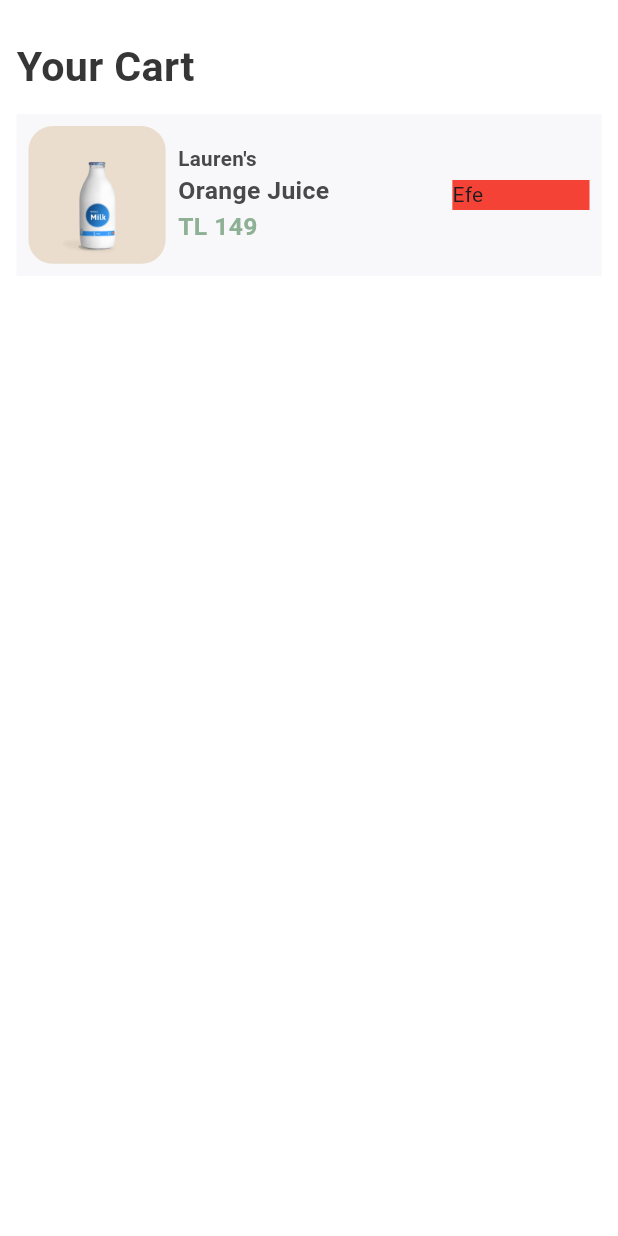
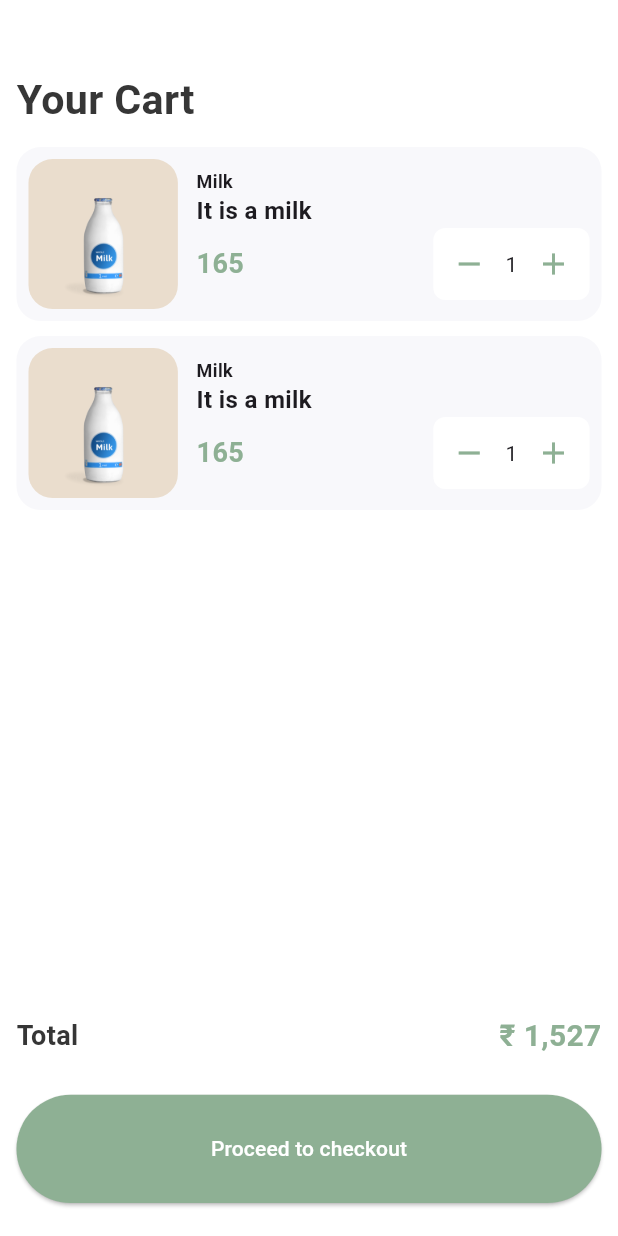
Before and after one commit to RestoRun1/resto_run_mobile, a Flutter app: the screen it shows after launch, on a phone screen of 412 x 824 dp. Run offline on Flutter 3.47's test engine with Material 3 defaults, Android fonts, the phone set to English and light mode, and no system bars; our stand-ins replace carousel_slider, logger, sizer.

Commit message:
YourCart page works

```diff
--- a/lib/Pages/YourCart.dart
+++ b/lib/Pages/YourCart.dart
@@ -2,6 +2,27 @@ import 'package:flutter/material.dart';
 import 'package:resto_run_mobile/Color/AppColors.dart';
 import 'package:resto_run_mobile/main.dart';
 import 'package:sizer/sizer.dart';
+import 'package:logger/logger.dart';
+
+List <Map<String, String> >shopItems = [
+
+  {
+    'brand' : "Milk",
+    'description' : "It is a milk",
+    'price' : "165",
+    'image' : "assets/bottle_milk.png"
+  },
+
+  {
+    'brand' : "Milk",
+    'description' : "It is a milk",
+    'price' : "165",
+    'image' : "assets/bottle_milk.png"
+  },
+
+
+];
+
 
 class YourCart extends StatefulWidget {
   const YourCart({super.key});
@@ -18,7 +39,7 @@ class _YourCart extends State<YourCart> {
         child: Container(
           color: AppColors.white,
           child: Padding(
-            padding: EdgeInsets.symmetric(horizontal: 8.0.sp),
+            padding: EdgeInsets.symmetric(horizontal: 8.0.sp, vertical: 16.0.sp),
             child:
                 Column(crossAxisAlignment: CrossAxisAlignment.start, children: [
               SizedBox(
@@ -34,62 +55,123 @@ class _YourCart extends State<YourCart> {
               SizedBox(
                 height: 1.5.h,
               ),
-              getProduct(context)
+
+              Flexible(
+                child: ListView(
+                  shrinkWrap: false,
+                  physics: ClampingScrollPhysics(),
+                  children: shopItems.map((e) => Padding(
+                    padding: const EdgeInsets.only(bottom: 10),
+                    child: (ShoppingCartItem(shopItem: e)),
+                  )).toList(),
+                ),
+              ),
+
+              SizedBox(height: 3.h,),
+
+              SizedBox(height: 3.h,),
+
+              Row(
+                mainAxisAlignment: MainAxisAlignment.spaceBetween,
+                children: [
+                  Text("Total", style: TextStyle(color: AppColors.textGrey, fontSize: 18 , fontWeight: FontWeight.bold ),),
+                  Text("₹ 1,527", style: TextStyle(color: AppColors.lightGreen, fontSize: 20, fontWeight: FontWeight.bold),)
+                ],
+              ),
+
+              SizedBox(height: 3.h,),
+
+              AspectRatio(
+                aspectRatio: 335 / 62,
+                child: ElevatedButton(
+                  style: ElevatedButton.styleFrom(
+                    backgroundColor: AppColors.lightGreen
+                  ),
+                  onPressed: () => print("Proceed To Checkout is added"),
+                  child: Text("Proceed to checkout", style: TextStyle(color: AppColors.white),),
+                  ),
+              )
+
+              //getProduct(context)
             ]),
           ),
         ),
       ),
     );
   }
+}
 
-  Widget getProduct(BuildContext context) {
-    return Sizer(
-        builder: (context, orientation, deviceType) => Container(
+class ShoppingCartItem extends StatefulWidget {
 
-              color: AppColors.productBackColor ,
+  final Map<String, String> shopItem;
+
+  const ShoppingCartItem({super.key,required this.shopItem});
+
+  @override
+  State<ShoppingCartItem> createState() => _ShoppingCartItem();
+}
+
+class _ShoppingCartItem extends State<ShoppingCartItem> {
+
+
+
+  @override
+  Widget build(BuildContext context) {
+    return Container(
+
+      decoration: BoxDecoration(
+        color: AppColors.productBackColor,
+        borderRadius: BorderRadius.circular(16)
+      ),
+
       child: Padding(
         padding: const EdgeInsets.all(8.0),
         child: Row(
-                  children: <Widget>[
-                    Expanded(
-                        flex: 1,
-                        child: Container(
-                          alignment: Alignment.center,
+          children: [
+            Container(
               decoration: BoxDecoration(
                   color: Color.fromRGBO(234, 221, 205,1),
                   borderRadius: BorderRadius.circular(16)
               ),
-                          child: Image.asset("assets/bottle_milk.png", fit: BoxFit.contain,)
-                        )
+              child: Image.asset(widget.shopItem["image"]!, height: 100,)
             ),
 
-                    SizedBox(width: 2.w,),
+            SizedBox(width: 3.w,),
 
-                    Expanded(
-                        flex: 2,
-                        child: Container(
-                          alignment: Alignment.centerLeft,
+            Flexible(
               child: Column(
                 crossAxisAlignment: CrossAxisAlignment.start,
+
                 children: [
-                              Text("Lauren's", style: TextStyle(color: AppColors.productText, fontSize: 10.sp, fontWeight: FontWeight.bold),),
-                              Text("Orange Juice", style: TextStyle(fontWeight: FontWeight.bold, fontSize: 12.sp, color: AppColors.productText),),
-                              Text("TL 149", style: TextStyle( fontWeight: FontWeight.bold,fontSize: 12.sp ,color: AppColors.lightGreen),),
-                            ]),
-                        )
+                  Text(widget.shopItem["brand"]!, style: TextStyle(fontSize: 12,fontWeight: FontWeight.bold),),
+                  Text(widget.shopItem["description"]!, style: TextStyle(fontSize: 16, fontWeight: FontWeight.bold) ),
+                  Row(
+                    mainAxisAlignment: MainAxisAlignment.spaceBetween,
+                    children: [
+                      Text(widget.shopItem['price']!, style: TextStyle(color: AppColors.lightGreen, fontSize: 18, fontWeight: FontWeight.bold),),
+                      Container(
+                        decoration: BoxDecoration(
+                          borderRadius: BorderRadius.circular(8),
+                          color: AppColors.white
                         ),
-                    Expanded(
-                        flex: 1,
-                         child: Container(
-                          color: Colors.red,
-                           child: Text(
-                            "Efe"
+                        child: Row(
+                          children: [
+                            IconButton(onPressed:() => print("Minus Is Clicked"), icon: Icon(Icons.remove, color: AppColors.lightGreen,)),
+
+                            Text("1", ),
+
+                            IconButton(onPressed:() => print("Plus Is Clicked"), icon: Icon(Icons.add, color: AppColors.lightGreen)),
+                          ],
                         ),
                       )
+                    ],
+                  )
+                ],
+              ),
             ),
           ],
         ),
       ),
-            ));
+    );
   }
 }
--- a/pubspec.yaml
+++ b/pubspec.yaml
@@ -36,6 +36,8 @@ dependencies:
   carousel_slider: ^4.2.1
   intl: ^0.17.0
   sizer: ^2.0.15
+  logger: ^2.0.2+1
+
 
 
 dev_dependencies:
```
Also changed, not shown: pubspec.lock. Lines whose indentation alone changed are shown as unchanged.
